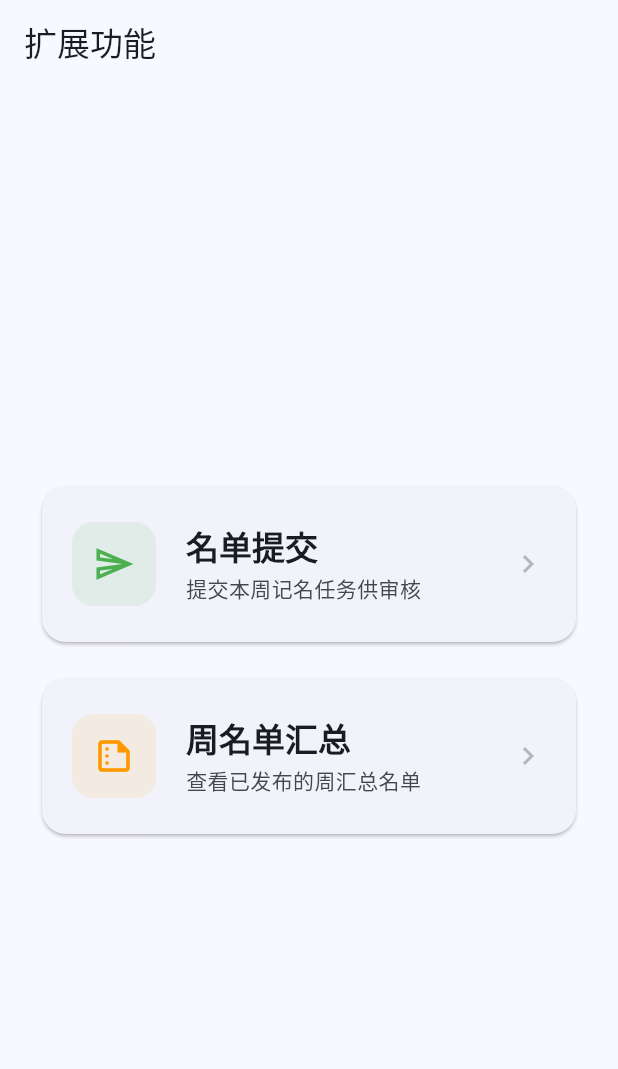
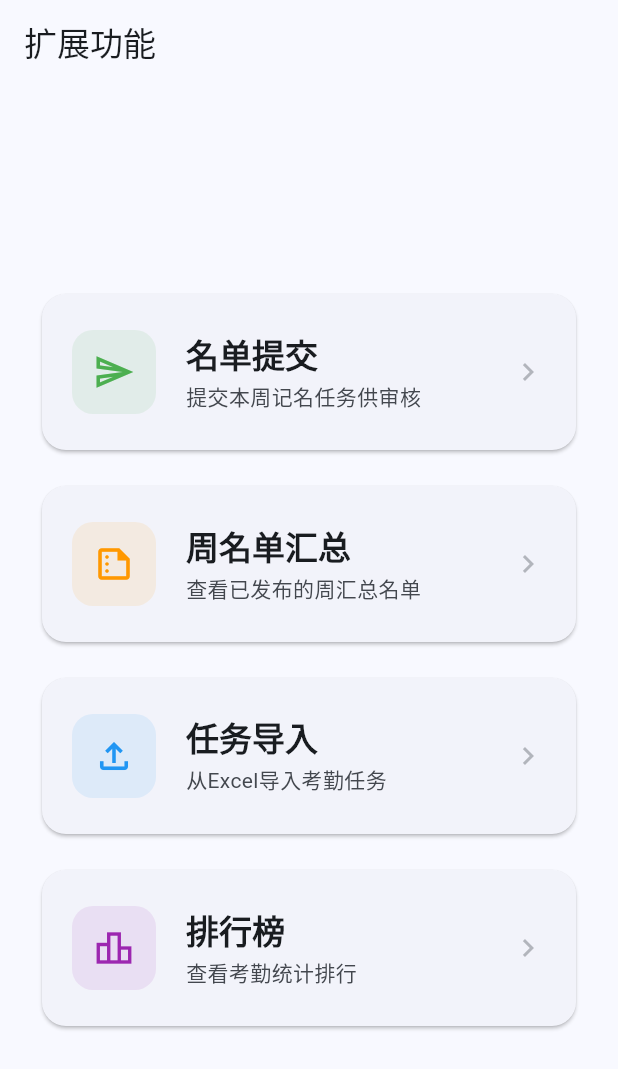
Before and after one commit to Keleoz-Cyber/LessonSearch, a Flutter app: the ExtensionPage screen opened by its route, on a phone screen of 412 x 824 dp. Shown: the top 1069 px of the screen. Run offline on Flutter 3.47's test engine with Material 3 defaults, Android fonts, the phone set to English and light mode, and no system bars; our stand-ins replace dio, drift, flutter_riverpod, go_router, shared_preferences; accounts and stored records are empty; generated files the repository leaves out were written again; network calls fail.

Commit message:
feat: add task import and leaderboard buttons (coming soon)

```diff
--- a/app/lib/features/extension/presentation/extension_page.dart
+++ b/app/lib/features/extension/presentation/extension_page.dart
@@ -3,6 +3,7 @@ import 'package:flutter_riverpod/flutter_riverpod.dart';
 import 'package:go_router/go_router.dart';
 
 import '../../../shared/providers.dart';
+import '../../../shared/widgets/toast.dart';
 
 class ExtensionPage extends ConsumerWidget {
   const ExtensionPage({super.key});
@@ -36,6 +37,22 @@ class ExtensionPage extends ConsumerWidget {
                   subtitle: isAdmin ? '审核提交、导出汇总表' : '查看已发布的周汇总名单',
                   color: Colors.orange,
                   onTap: () => context.push('/extension/weekly-summary'),
+                ),
+                const SizedBox(height: 16),
+                _FeatureCard(
+                  icon: Icons.file_upload_outlined,
+                  title: '任务导入',
+                  subtitle: '从Excel导入考勤任务',
+                  color: Colors.blue,
+                  onTap: () => Toast.show(context, '敬请期待'),
+                ),
+                const SizedBox(height: 16),
+                _FeatureCard(
+                  icon: Icons.leaderboard_outlined,
+                  title: '排行榜',
+                  subtitle: '查看考勤统计排行',
+                  color: Colors.purple,
+                  onTap: () => Toast.show(context, '敬请期待'),
                 ),
               ],
             ),
```
